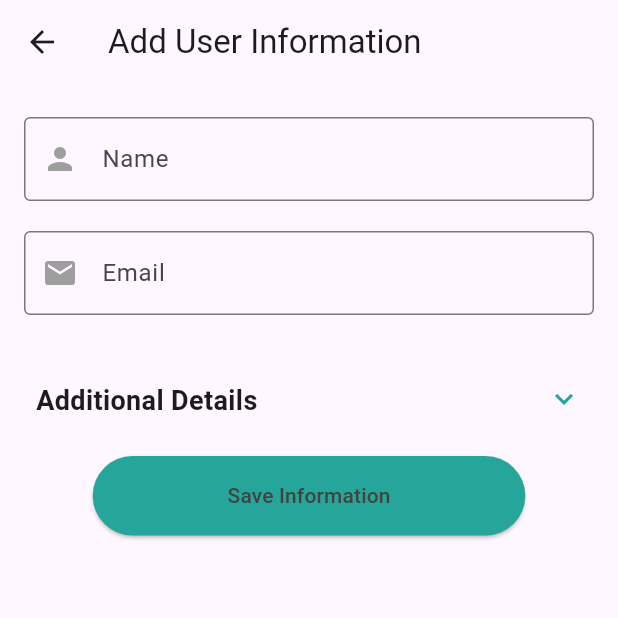
After one commit to YashP-01/mysql_db, a Flutter app: the DashboardOfFragments screen opened directly, after a tap on "Add", on a phone screen of 412 x 824 dp, the top half of it. The commit adds this screen. Run offline on Flutter 3.47's test engine with Material 3 defaults, Android fonts, the phone set to English and light mode, and no system bars; drawn by our look-alikes of expandable; our stand-ins replace another_flutter_splash_screen, device_preview, fluttertoast, font_awesome_flutter, get, shared_preferences; accounts and stored records are empty.

Commit message:
date: 30/01/25

```diff
--- /dev/null
+++ b/lib/users/authentication/fragments/add_user_info.dart
@@ -0,0 +1,171 @@
+import 'package:flutter/material.dart';
+import 'package:expandable/expandable.dart';
+
+class AddUserInfo extends StatefulWidget {
+  const AddUserInfo({super.key});
+
+  @override
+  State<AddUserInfo> createState() => _AddUserInfoState();
+}
+
+class _AddUserInfoState extends State<AddUserInfo> {
+  final _formKey = GlobalKey<FormState>();
+
+  // Controllers for form fields
+  final TextEditingController _nameController = TextEditingController();
+  final TextEditingController _emailController = TextEditingController();
+  final TextEditingController _phoneController = TextEditingController();
+  final TextEditingController _addressController = TextEditingController();
+
+  bool isValidEmail(String email) {
+    // Regular expression for validating email
+    final emailRegex = RegExp(
+      r"^[a-zA-Z0-9._%+-]+@[a-zA-Z0-9.-]+\.[a-zA-Z]{2,}$",
+    );
+    return emailRegex.hasMatch(email);
+  }
+
+  @override
+  Widget build(BuildContext context) {
+    double screenWidth = MediaQuery.of(context).size.width;
+
+    EdgeInsetsGeometry padding = screenWidth > 600
+        ? EdgeInsets.symmetric(horizontal: 100)
+        : EdgeInsets.symmetric(horizontal: 20);
+    return Scaffold(
+      appBar: AppBar(
+        title: Text('Add User Information'),
+      ),
+      body: Padding(
+        padding: const EdgeInsets.all(16.0),
+        child: SingleChildScrollView(
+          child: Column(
+            children: [
+
+              // Main user information form
+              SizedBox(height: 6),
+              Form(
+                key: _formKey,
+                child: Column(
+                  children: [
+
+                    /// user name
+                    TextFormField(
+                      controller: _nameController,
+                      decoration: InputDecoration(
+                        prefixIcon: const Icon(
+                          Icons.person,
+                          color: Colors.grey,
+                        ),
+                        labelText: 'Name',
+                        border: OutlineInputBorder(),
+                      ),
+                      validator: (value) {
+                        if (value == null || value.isEmpty) {
+                          return 'Please enter a valid name';
+                        }
+                        return null;
+                      },
+                    ),
+                    SizedBox(height: 20),
+
+                    /// email
+                    TextFormField(
+                      controller: _emailController,
+                      decoration: InputDecoration(
+                        prefixIcon: const Icon(
+                          Icons.email,
+                          color: Colors.grey,
+                        ),
+                        labelText: 'Email',
+                        border: OutlineInputBorder(),
+                      ),
+                      keyboardType: TextInputType.emailAddress,
+                      validator: (value) {
+                        if (value == null || value.isEmpty) {
+                          return 'Please enter an email address';
+                        } else if (!isValidEmail(value)) {
+                          return 'Invalid email address';
+                        }
+                        return null;
+                      },
+                    ),
+                    SizedBox(height: 20),
+                  ],
+                ),
+              ),
+
+              SizedBox(height: 16),
+
+              // Expandable section for additional details
+              ExpandablePanel(
+                header: Padding(
+                  padding: const EdgeInsets.all(8.0),
+                  child: Text(
+                    'Additional Details',
+                    style: TextStyle(fontWeight: FontWeight.bold, fontSize: 18),
+                  ),
+                ),
+
+                collapsed: SizedBox.shrink(),
+                expanded: Column(
+                  crossAxisAlignment: CrossAxisAlignment.start,
+                  children: [
+                    SizedBox(height: 6),
+                    TextField(
+                      controller: _phoneController,
+                      decoration: InputDecoration(
+                        labelText: 'Phone Number',
+                        border: OutlineInputBorder(),
+                      ),
+                    ),
+                    SizedBox(height: 16),
+                    TextFormField(
+                      controller: _addressController,
+                      maxLines: 4,
+                      decoration: InputDecoration(
+                        labelText: 'Address',
+                        border: OutlineInputBorder(),
+                      ),
+                    ),
+                  ],
+                ),
+                theme: ExpandableThemeData(
+                  iconColor: Colors.teal[400],
+                  tapHeaderToExpand: true,
+                  tapBodyToExpand: true,
+                ),
+              ),
+              SizedBox(height: 16),
+
+              // Save Button
+              ElevatedButton(
+                onPressed: () {
+                  if(_formKey.currentState!.validate()){
+                    // Handle form submission here
+                    String name = _nameController.text;
+                    String email = _emailController.text;
+                    String phone = _phoneController.text;
+                    String address = _addressController.text;
+
+                    print("Name: $name, Email: $email, Phone: $phone, Address: $address");
+                  }
+                },
+                style: ElevatedButton.styleFrom(
+                  backgroundColor: Colors.teal[400],
+                  // primary: Colors.teal[400],
+                  padding: EdgeInsets.symmetric(vertical: 12, horizontal: 32),
+                  minimumSize: Size(screenWidth * 0.7, 53)
+                ),
+                child: Text(
+                  'Save Information',
+                  style: TextStyle(color: Colors.grey.shade800),
+                ),
+              ),
+            ],
+          ),
+        ),
+      ),
+    );
+  }
+}
--- a/lib/users/authentication/fragments/dashboard_of_fragments.dart
+++ b/lib/users/authentication/fragments/dashboard_of_fragments.dart
@@ -1,12 +1,38 @@
 import 'package:flutter/material.dart';
 import 'package:get/get.dart';
 import 'package:get/get_core/src/get_main.dart';
+import 'package:mysql_db/users/authentication/fragments/home_fragment_screen.dart';
+import 'package:mysql_db/users/authentication/fragments/profile_fragment_screen.dart';
+import 'package:mysql_db/users/authentication/login_screen.dart';
 import 'package:mysql_db/users/authentication/userPreferences/current_user.dart';
+import 'package:font_awesome_flutter/font_awesome_flutter.dart';
 
 class DashboardOfFragments extends StatelessWidget {
   // const DashboardOfFragments({super.key});
 
   CurrentUser _rememberCurrentUser = Get.put(CurrentUser());
+
+  List<Widget> _fragmentScreens =
+  [
+    HomeFragmentScreen(),
+    ProfileFragmentScreen(),
+  ];
+
+  List _navigationButtonsProperties =
+  [
+    {
+      "active_icon": Icons.home,
+      "non_active_icon": Icons.home_outlined,
+      "label": "Home"
+    },
+    {
+      "active_icon": Icons.person ,
+      "non_active_icon": Icons.person_outline,
+      "label": "Profile"
+    },
+  ];
+
+  RxInt _indexNumber = 0.obs;
 
   @override
   Widget build(BuildContext context) {
@@ -17,8 +43,46 @@ class DashboardOfFragments extends StatelessWidget {
       },
       builder: (controller){
         return Scaffold(
-          appBar: AppBar(
-            title: Text('dashboard'),
+          // appBar: AppBar(
+          //   // automaticallyImplyLeading: true,
+          //   leading: IconButton(
+          //       onPressed: (){
+          //         Navigator.push(context, MaterialPageRoute(builder: (context) => LoginScreen() ));
+          //       },
+          //       icon: Icon(Icons.arrow_back)
+          //   ),
+          //   centerTitle: true,
+          //   title: Text('Dashboard'),
+          // ),
+
+          body: SafeArea(
+              child: Obx(
+                  ()=> _fragmentScreens[_indexNumber.value]
+              ),
+          ),
+          bottomNavigationBar: Obx(
+              ()=> BottomNavigationBar(
+                backgroundColor: Colors.black,
+                currentIndex: _indexNumber.value,
+                onTap: (value){
+                  _indexNumber.value = value;
+                },
+                showSelectedLabels: true,
+                showUnselectedLabels: true,
+                selectedItemColor: Colors.white,
+                unselectedItemColor: Colors.white24,
+                items: List.generate(2, (index)
+                {
+                  var navBtnProperty = _navigationButtonsProperties[index];
+                  return BottomNavigationBarItem(
+                      backgroundColor: Colors.black,
+                      icon: Icon(navBtnProperty["non_active_icon"]),
+                      activeIcon: Icon(navBtnProperty["active_icon"]),
+                      label: navBtnProperty["label"]
+                  );
+                }
+                ),
+              ),
           ),
         );
       },
--- /dev/null
+++ b/lib/users/authentication/fragments/home_fragment_screen.dart
@@ -0,0 +1,179 @@
+import 'package:flutter/material.dart';
+import 'package:expandable/expandable.dart';
+import 'package:mysql_db/users/authentication/fragments/add_user_info.dart';
+
+class HomeFragmentScreen extends StatelessWidget {
+  HomeFragmentScreen({super.key});
+
+  // Sample user data. Replace this with your actual user data.
+  final List<Map<String, String>> users = [
+    {
+      'name': 'John Doe',
+      'email': 'john.doe@example.com',
+      'phone': '123-456-7890',
+      'address': '123 Main St, City, Country'
+    },
+    {
+      'name': 'Jane Smith',
+      'email': 'jane.smith@example.com',
+      'phone': '987-654-3210',
+      'address': '456 Elm St, City, Country'
+    },
+    {
+      'name': 'Alice Johnson',
+      'email': 'alice.johnson@.com',
+      'phone': '111-222-3333',
+      'address': '789 Pine St, City, Country'
+    },
+    {
+      'name': 'Richard Johnson',
+      'email': 'alice.johnson@.com',
+      'phone': '111-222-3333',
+      'address': '789 Pine St, City, Country'
+    },
+    {
+      'name': 'Stark Paul',
+      'email': 'alice.johnson@.com',
+      'phone': '111-222-3333',
+      'address': '789 Pine St, City, Country'
+    },
+  ];
+
+  @override
+  Widget build(BuildContext context) {
+    // To keep track of the currently expanded panel
+    List<ExpandableController> controllers = List.generate(users.length, (index) => ExpandableController());
+
+    return Scaffold(
+      appBar: AppBar(
+        centerTitle: true,
+        title: Text('Home'),
+      ),
+
+      // Main body of home screen
+      body: SingleChildScrollView(
+        child: Column(
+          children: [
+            // Master user (John Doe) with other users under it
+            ExpandablePanel(
+              controller: controllers[0], // John Doe's ExpandableController
+              header: Padding(
+                padding: const EdgeInsets.all(8.0),
+                child: Row(
+                  children: [
+                    Text(
+                      'John Doe', // Displaying John Doe as the header
+                      style: TextStyle(fontWeight: FontWeight.bold, fontSize: 18),
+                    ),
+                    SizedBox(width: 10),
+                    Text(
+                      'john.doe@example.com', // Displaying John's email
+                      style: TextStyle(color: Colors.grey),
+                    ),
+                  ],
+                ),
+              ),
+              collapsed: SizedBox.shrink(),
+
+              expanded: Padding(
+                padding: const EdgeInsets.all(8.0),
+                child: Column(
+                  crossAxisAlignment: CrossAxisAlignment.start,
+                  children: [
+                    Text(
+                      'Phone: 123-456-7890',
+                      style: TextStyle(fontSize: 16),
+                    ),
+                    SizedBox(height: 5),
+                    Text(
+                      'Address: 123 Main St, City, Country',
+                      style: TextStyle(fontSize: 16),
+                    ),
+                    SizedBox(height: 15),
+
+
+                    // Now we are displaying other users under John Doe
+                    Text(
+                      'Other Information:',
+                      style: TextStyle(fontWeight: FontWeight.bold, fontSize: 16),
+                    ),
+                    // List other users under John Doe
+                    Column(
+                      children: List.generate(users.length - 1, (index) {
+                        return ExpandablePanel(
+                          controller: controllers[index + 1], // Each user's ExpandableController
+                          header: Padding(
+                            padding: const EdgeInsets.all(8.0),
+                            child: Row(
+                              children: [
+                                Text(
+                                  users[index + 1]['name'] ?? 'No Name',
+                                  style: TextStyle(fontWeight: FontWeight.bold, fontSize: 16),
+                                ),
+                                SizedBox(width: 10),
+                                Text(
+                                  users[index + 1]['email'] ?? 'No Email',
+                                  style: TextStyle(color: Colors.grey),
+                                ),
+                              ],
+                            ),
+                          ),
+                          collapsed: SizedBox.shrink(), // Empty space when collapsed
+                          expanded: Padding(
+                            padding: const EdgeInsets.all(8.0),
+                            child: Column(
+                              crossAxisAlignment: CrossAxisAlignment.start,
+                              children: [
+                                Text(
+                                  'Phone: ${users[index + 1]['phone']}',
+                                  style: TextStyle(fontSize: 16),
+                                ),
+                                SizedBox(height: 5),
+                                Text(
+                                  'Address: ${users[index + 1]['address']}',
+                                  style: TextStyle(fontSize: 16),
+                                ),
+                              ],
+                            ),
+                          ),
+                          theme: ExpandableThemeData(
+                            iconColor: Colors.black,
+                            tapHeaderToExpand: true,
+                            tapBodyToExpand: true,
+                          ),
+                        );
+                      }),
+                    ),
+                  ],
+                ),
+              ),
+              theme: ExpandableThemeData(
+                iconColor: Colors.teal[400],
+                tapHeaderToExpand: true,
+                tapBodyToExpand: true,
+              ),
+            ),
+          ],
+        ),
+      ),
+
+      // Floating action button
+      floatingActionButton: FloatingActionButton.extended(
+        backgroundColor: Colors.teal[400],
+        onPressed: () {
+
+          /// go to add user info page when clicked
+          Navigator.push(context, MaterialPageRoute(builder: (context) => AddUserInfo()));
+        },
+        label: Text(
+          'Add',
+          style: TextStyle(color: Colors.grey.shade800),
+        ),
+        icon: Icon(
+          Icons.add,
+          color: Colors.grey.shade800,
+        ),
+      ),
+    );
+  }
+}
--- a/lib/users/authentication/model/user.dart
+++ b/lib/users/authentication/model/user.dart
@@ -11,7 +11,7 @@ class User{
       this.user_password
       );
   factory User.fromJson(Map<String, dynamic> json) => User(
-      int.parse(json["user_id "]),
+      (json["user_id"]),
       json["user_name"],
       json["user_email"],
       json["user_password"],
@@ -19,7 +19,7 @@ class User{
 
   Map<String, dynamic> toJson() =>
       {
-        'user_id': user_id.toString(),
+        'user_id': user_id,
         'user_name': user_name,
         'user_email': user_email,
         'user_password': user_password,
--- a/lib/users/authentication/userPreferences/current_user.dart
+++ b/lib/users/authentication/userPreferences/current_user.dart
@@ -3,13 +3,21 @@ import 'package:mysql_db/users/authentication/model/user.dart';
 import 'package:mysql_db/users/authentication/userPreferences/user_preferences.dart';
 
 class CurrentUser extends GetxController{
-  Rx<User> _currentUser = User(0, '', '', '').obs;
+  final Rx<User> _currentUser = User(0, '', '', '').obs;
 
   User get user => _currentUser.value;
 
   getUserInfo() async
   {
-    User? getUserInfoFromLocalStorage = await RememberUserPref.readUserInfo();
-    _currentUser.value = getUserInfoFromLocalStorage!;
+    User? currentUser = await RememberUserPref.readUserInfo();
+    if (currentUser != null) {
+      print("Logged in as: ${currentUser.user_name}");
+    } else {
+      print("No user found in SharedPreferences.");
+    }
+
+
+    // User? getUserInfoFromLocalStorage = await RememberUserPref.readUserInfo();
+    // _currentUser.value = getUserInfoFromLocalStorage!;
   }
 }
--- a/lib/users/authentication/userPreferences/user_preferences.dart
+++ b/lib/users/authentication/userPreferences/user_preferences.dart
@@ -1,5 +1,4 @@
 import 'dart:convert';
-
 import 'package:mysql_db/users/authentication/model/user.dart';
 import 'package:shared_preferences/shared_preferences.dart';
 
@@ -9,8 +8,18 @@ class RememberUserPref
   static Future<void> storeUserInfo(User userInfo) async
   {
     SharedPreferences preferences = await SharedPreferences.getInstance();
-    String userJsonData = jsonEncode(userInfo.toJson());
+    String? userJsonData = jsonEncode(userInfo.toJson());
     await preferences.setString("currentUser", userJsonData);
+  }
+
+  // retrieve user info
+  static Future<User?> getStoredUserInfo() async {
+    SharedPreferences preferences = await SharedPreferences.getInstance();
+    String? userJsonData = preferences.getString('userJsonData');
+    if (userJsonData != null) {
+      return User.fromJson(jsonDecode(userJsonData));
+    }
+    return null;
   }
 
   // get user info
--- a/pubspec.yaml
+++ b/pubspec.yaml
@@ -39,6 +39,10 @@ dependencies:
   fluttertoast: ^8.2.10
   device_preview: ^1.2.0
   shared_preferences: ^2.4.0
+  animated_splash_screen:
+  another_flutter_splash_screen: ^1.2.1
+  font_awesome_flutter: ^10.8.0
+  expandable: ^5.0.1
 
 dev_dependencies:
   flutter_test:
```
Also changed, not shown: lib/main.dart (+27 -12 lines), lib/splash_screen.dart (added, +20 -0 lines), lib/users/authentication/fragments/profile_fragment_screen.dart (added, +16 -0 lines), lib/users/authentication/login_screen.dart (+68 -19 lines), pubspec.lock, 1 other file.
